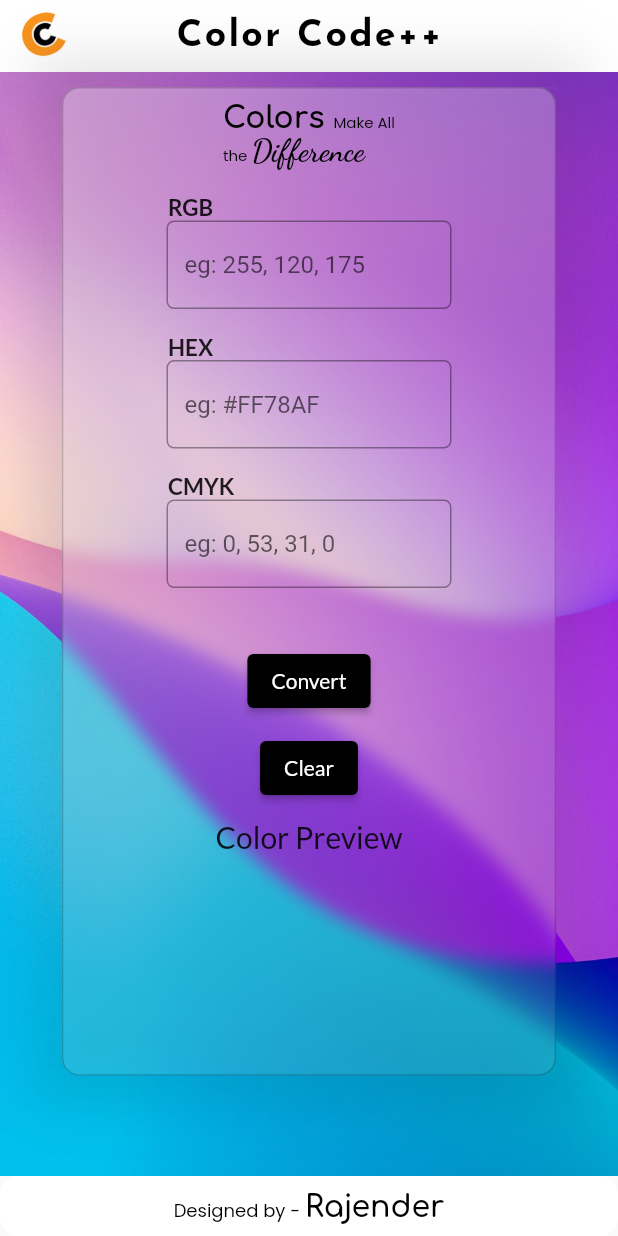
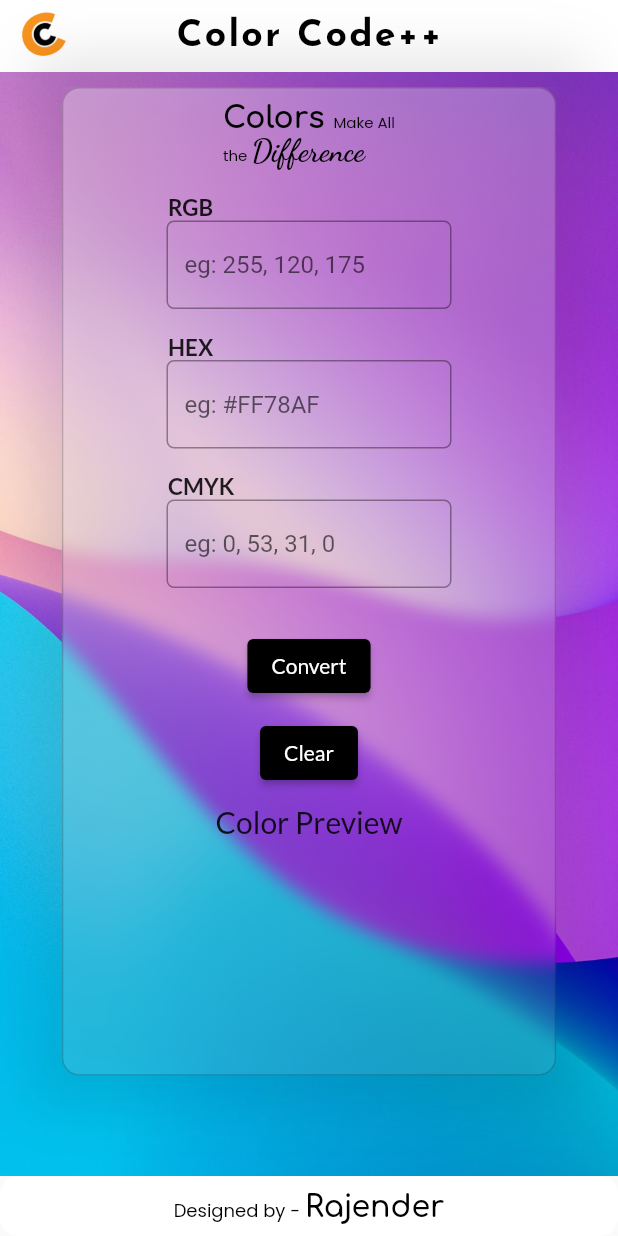
Before and after one commit to rajenderK7/color_code_converter, a Flutter app: the screen it shows after launch, on a phone screen of 412 x 824 dp. Run offline on Flutter 3.47's test engine with Material 2 defaults, Android fonts, the phone set to English and light mode, and no system bars; our stand-ins replace google_fonts; missing offline and left inert: color_converter.

Commit message:
altered the sized box

```diff
--- a/lib/components/converter_ui.dart
+++ b/lib/components/converter_ui.dart
@@ -48,7 +48,7 @@ class _ConverterUIState extends State<ConverterUI> {
                 controller: _cmykController,
               ),
               const SizedBox(
-                height: 30,
+                height: 20,
               ),
               _size.width > 852
                   ? Row(
--- a/lib/widgets/color_preview.dart
+++ b/lib/widgets/color_preview.dart
@@ -25,9 +25,6 @@ class ColorPreview extends StatelessWidget {
           width: 200,
           height: 50,
           color: colorValue == -1 ? Colors.transparent : Color(colorValue),
-          // child: colorValue == -1
-          //     ? const Center(child: Text("No preview available yet."))
-          //     : null,
         ),
       ],
     );
```
